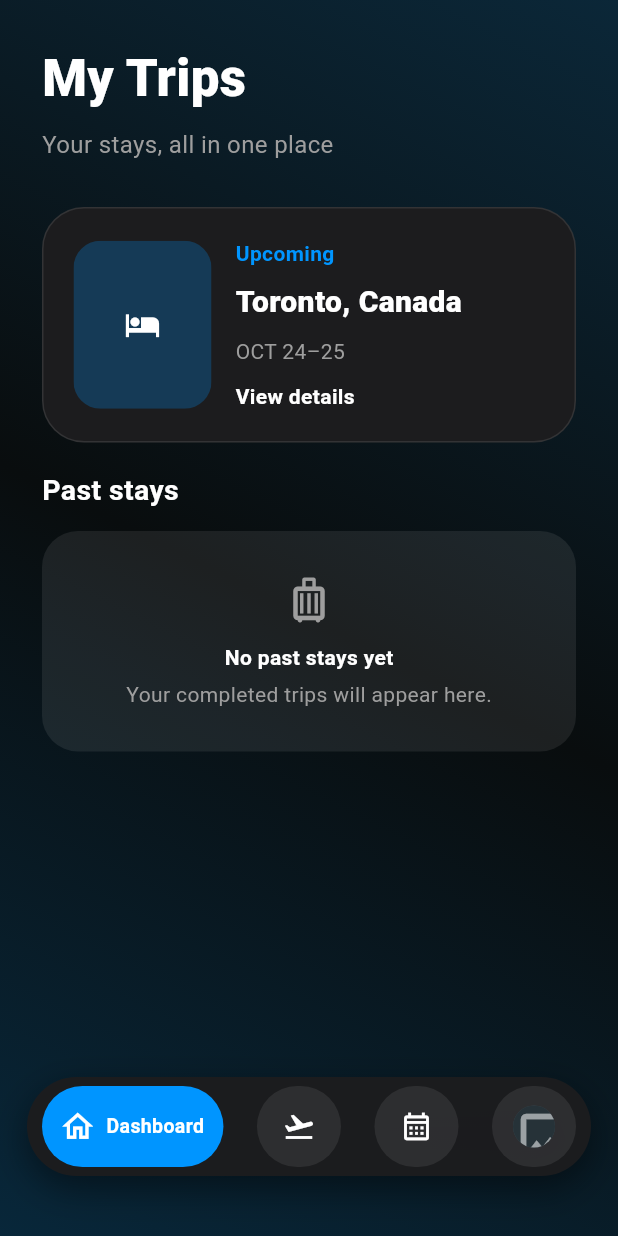
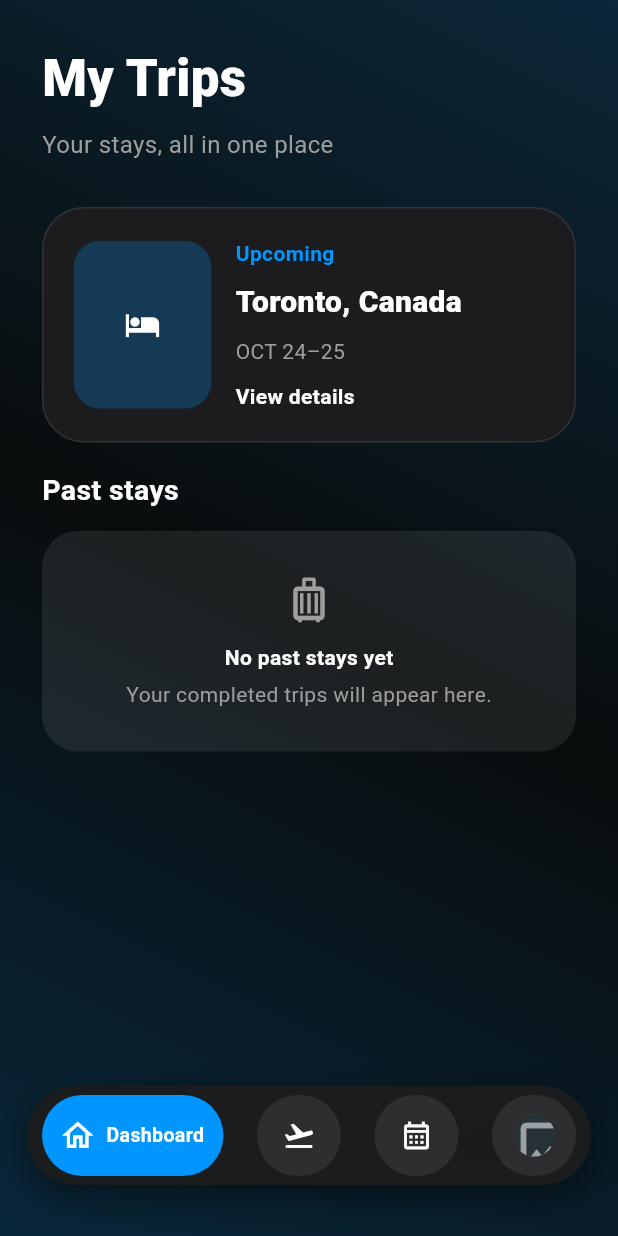
Before and after one commit to rajak9930/Trevel-app, a Flutter app: the TripsScreen screen opened by its route, on a phone screen of 412 x 824 dp. Run offline on Flutter 3.47's test engine with Material 3 defaults, Android fonts, the phone set to English and light mode, and no system bars; our stand-ins replace flutter_zoom_drawer, get; network calls fail; Roboto replaces fonts that are missing (Arial).

Commit message:
updated code

```diff
--- a/lib/screens/booking/booking_screen.dart
+++ b/lib/screens/booking/booking_screen.dart
@@ -92,7 +92,7 @@ class _BookingScreenState extends State<BookingScreen> {
     final end = controller.bookingEnd.value ?? DateTime(2026, 2, 25);
     final dateText = '${_dateLabel(start)} – ${_dateLabel(end)}';
     return AppBackground(child: Scaffold(backgroundColor: Colors.transparent, body: SafeArea(child: ListView(padding: const EdgeInsets.fromLTRB(28, 24, 28, 32), children: [
-    Row(children: [IconButton(onPressed: Get.back, icon: const Icon(Icons.arrow_back)), const SizedBox(width: 8), const Text('2-night stay', style: TextStyle(fontSize: 30, fontWeight: FontWeight.w800)), const Spacer(), const Text('Cancel Date', style: TextStyle(color: Colors.orange, fontWeight: FontWeight.w700))]),
+    Row(children: [IconButton(onPressed: Get.back, icon: const Icon(Icons.arrow_back)), const SizedBox(width: 8), const Expanded(child: Text('2-night stay', maxLines: 1, overflow: TextOverflow.ellipsis, style: TextStyle(fontSize: 30, fontWeight: FontWeight.w800))), const SizedBox(width: 8), Flexible(child: Text('Cancel Date', maxLines: 1, overflow: TextOverflow.ellipsis, textAlign: TextAlign.end, style: TextStyle(color: Colors.orange, fontWeight: FontWeight.w700)))]),
     Padding(padding: const EdgeInsets.only(left: 56, top: 2), child: Text(dateText, style: const TextStyle(color: Colors.grey, fontSize: 17))),
     const SizedBox(height: 64),
     Container(padding: const EdgeInsets.fromLTRB(18, 20, 18, 24), decoration: BoxDecoration(color: Theme.of(context).colorScheme.surface, borderRadius: BorderRadius.circular(32), border: Border.all(color: Theme.of(context).colorScheme.onSurface.withValues(alpha: 0.1))), child: Column(children: [Text('${_monthName(start.month)} ${start.year}', style: const TextStyle(fontSize: 20, fontWeight: FontWeight.w700)), const SizedBox(height: 28), _CalendarGrid(start: start, end: end) ])),
--- a/lib/screens/calendar/calendar_screen.dart
+++ b/lib/screens/calendar/calendar_screen.dart
@@ -20,7 +20,7 @@ class CalendarScreen extends StatelessWidget {
               Positioned(
                 left: 0,
                 right: 0,
-                bottom: 18,
+                bottom: 12,
                 child: BottomNav(),
               ),
             ],
@@ -298,8 +298,8 @@ class _MonthGrid extends StatelessWidget {
           onTap: () => onSelectDay(date),
           child: Center(
             child: Container(
-              width: 38,
-              height: 38,
+              margin: const EdgeInsets.all(2),
+              constraints: const BoxConstraints(minWidth: 30, minHeight: 30),
               decoration: BoxDecoration(
                 color: isStart || isEnd
                   ? AppColors.blue
--- a/lib/screens/shell/main_shell.dart
+++ b/lib/screens/shell/main_shell.dart
@@ -47,7 +47,7 @@ class MainShell extends StatelessWidget {
               const Positioned(
                 left: 0,
                 right: 0,
-                bottom: 18,
+                bottom: 12,
                 child: BottomNav(),
               ),
             ],
--- a/lib/screens/trips/trips_screen.dart
+++ b/lib/screens/trips/trips_screen.dart
@@ -19,7 +19,7 @@ class TripsScreen extends StatelessWidget {
               Positioned(
                 left: 0,
                 right: 0,
-                bottom: 18,
+                bottom: 12,
                 child: BottomNav(),
               ),
             ],
--- a/lib/widgets/app_drawer.dart
+++ b/lib/widgets/app_drawer.dart
@@ -15,7 +15,7 @@ class AppDrawer extends StatelessWidget {
     final isDark = Theme.of(context).brightness == Brightness.dark;
     final screenWidth = MediaQuery.sizeOf(context).width;
 
-    final drawerMenuWidth = (screenWidth * 0.65).clamp(240.0, 275.0);
+    final drawerMenuWidth = (screenWidth * 0.65).clamp(220.0, 275.0);
 
     return Material(
       type: MaterialType.transparency,
--- a/lib/widgets/bottom_nav.dart
+++ b/lib/widgets/bottom_nav.dart
@@ -39,8 +39,12 @@ class BottomNav extends StatelessWidget {
 
           child: LayoutBuilder(
             builder: (context, constraints) {
-              final maxActiveWidth = (constraints.maxWidth - 3 * 56 - 32)
-                  .clamp(56.0, double.infinity)
+              final compact = constraints.maxWidth < 256;
+              final collapsedWidth = compact ? 48.0 : 56.0;
+              final maxActiveWidth = (constraints.maxWidth -
+                  3 * collapsedWidth -
+                  32)
+                .clamp(collapsedWidth, double.infinity)
                   .toDouble();
               return Row(
                 mainAxisAlignment: MainAxisAlignment.spaceBetween,
@@ -49,6 +53,7 @@ class BottomNav extends StatelessWidget {
                     active: selected == 0,
                     label: 'Dashboard',
                     maxActiveWidth: maxActiveWidth,
+                    compact: compact,
                     onTap: () => controller.selectTab(0),
                     child: const Icon(Icons.home_outlined),
                   ),
@@ -56,6 +61,7 @@ class BottomNav extends StatelessWidget {
                     active: selected == 1,
                     label: 'Hotels Resort',
                     maxActiveWidth: maxActiveWidth,
+                    compact: compact,
                     onTap: () => controller.selectTab(1),
                     child: const Icon(Icons.flight_takeoff_outlined),
                   ),
@@ -63,6 +69,7 @@ class BottomNav extends StatelessWidget {
                     active: selected == 2,
                     label: 'Booking Hotel',
                     maxActiveWidth: maxActiveWidth,
+                    compact: compact,
                     onTap: () => controller.selectTab(2),
                     child: const Icon(Icons.calendar_month_outlined),
                   ),
@@ -70,6 +77,7 @@ class BottomNav extends StatelessWidget {
                     active: selected == 3,
                     label: 'Account',
                     maxActiveWidth: maxActiveWidth,
+                    compact: compact,
                     onTap: () => controller.selectTab(3),
                     child: const RemoteAvatar(radius: 14, url: _profile),
                   ),
@@ -89,6 +97,7 @@ class _NavSlot extends StatelessWidget {
     required this.onTap,
     required this.child,
     required this.maxActiveWidth,
+    required this.compact,
     this.label,
   });
 
@@ -96,6 +105,7 @@ class _NavSlot extends StatelessWidget {
   final VoidCallback onTap;
   final Widget child;
   final double maxActiveWidth;
+  final bool compact;
   final String? label;
 
   static const _duration = Duration(milliseconds: 320);
@@ -115,8 +125,10 @@ class _NavSlot extends StatelessWidget {
       maxLines: 1,
       textDirection: TextDirection.ltr,
     )..layout();
-    return (_horizontalPadding * 2) +
-        _iconSize +
+    final horizontalPadding = compact ? 6.0 : _horizontalPadding;
+    final iconSize = compact ? 20.0 : _iconSize;
+    return (horizontalPadding * 2) +
+      iconSize +
         _labelGap +
         tp.width +
         4;
@@ -125,7 +137,8 @@ class _NavSlot extends StatelessWidget {
   @override
   Widget build(BuildContext context) {
     final showLabel = active && label != null;
-    final expandedWidth = showLabel ? _expandedWidth(label!) : _collapsedWidth;
+    final collapsedWidth = compact ? 48.0 : _collapsedWidth;
+    final expandedWidth = showLabel ? _expandedWidth(label!) : collapsedWidth;
     final targetWidth = expandedWidth > maxActiveWidth
       ? maxActiveWidth
       : expandedWidth;
@@ -151,8 +164,8 @@ class _NavSlot extends StatelessWidget {
               borderRadius: BorderRadius.circular(28),
             ),
             child: Padding(
-              padding: const EdgeInsets.symmetric(
-                horizontal: _horizontalPadding,
+              padding: EdgeInsets.symmetric(
+                horizontal: compact ? 6 : _horizontalPadding,
               ),
               child: Row(
                 mainAxisAlignment: MainAxisAlignment.center,
@@ -172,7 +185,7 @@ class _NavSlot extends StatelessWidget {
                               Colors.white,
                               t,
                             ),
-                            size: _iconSize,
+                            size: compact ? 20 : _iconSize,
                           ),
                           child: animChild!,
                         ),
```
Also changed, not shown: lib/screens/detail/detail_screen.dart (+3 -6 lines), lib/screens/home/home_screen.dart (+8 -6 lines), lib/widgets/destination_card.dart (+7 -4 lines), 2 other files.
